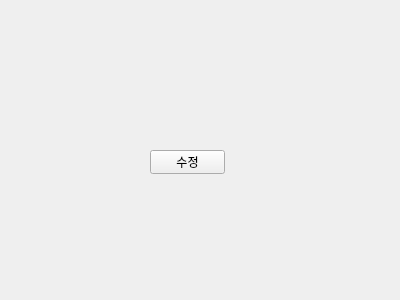
The window that Dentix/patientmodifyform.ui (sueun-jo/2ndmini_dentix) describes before a commit, drawn with Qt 5.
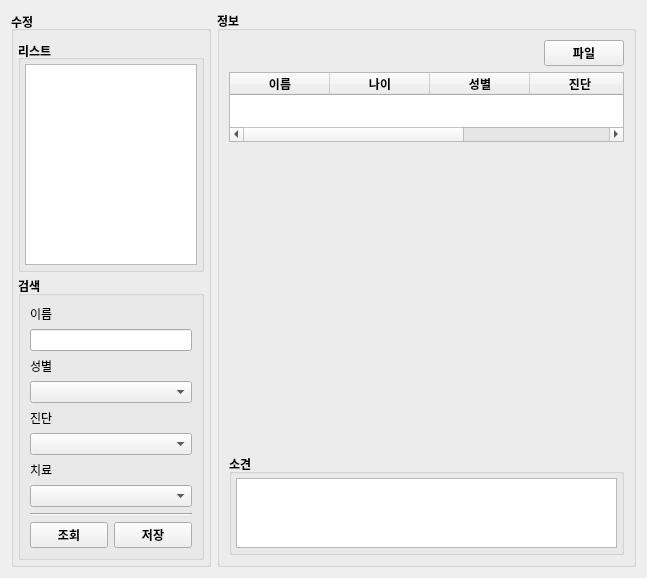
The same window after the commit.

What changed in the file:
```diff
--- a/Dentix/patientmodifyform.ui
+++ b/Dentix/patientmodifyform.ui
@@ -6,26 +6,319 @@
    <rect>
     <x>0</x>
     <y>0</y>
-    <width>400</width>
-    <height>300</height>
+    <width>647</width>
+    <height>473</height>
    </rect>
   </property>
   <property name="windowTitle">
    <string>Form</string>
   </property>
-  <widget class="QPushButton" name="pushButton">
-   <property name="geometry">
-    <rect>
-     <x>150</x>
-     <y>150</y>
-     <width>75</width>
-     <height>24</height>
-    </rect>
-   </property>
-   <property name="text">
-    <string>수정</string>
-   </property>
-  </widget>
+  <layout class="QHBoxLayout" name="horizontalLayout_2">
+   <item>
+    <layout class="QHBoxLayout" name="horizontalLayout">
+     <item>
+      <widget class="QGroupBox" name="groupBox">
+       <property name="maximumSize">
+        <size>
+         <width>200</width>
+         <height>16777215</height>
+        </size>
+       </property>
+       <property name="font">
+        <font>
+         <bold>true</bold>
+        </font>
+       </property>
+       <property name="title">
+        <string>수정</string>
+       </property>
+       <property name="alignment">
+        <set>Qt::AlignmentFlag::AlignLeading|Qt::AlignmentFlag::AlignLeft|Qt::AlignmentFlag::AlignVCenter</set>
+       </property>
+       <layout class="QVBoxLayout" name="verticalLayout_3">
+        <property name="spacing">
+         <number>4</number>
+        </property>
+        <property name="leftMargin">
+         <number>4</number>
+        </property>
+        <property name="rightMargin">
+         <number>4</number>
+        </property>
+        <property name="bottomMargin">
+         <number>4</number>
+        </property>
+        <item>
+         <widget class="QGroupBox" name="groupBox_3">
+          <property name="font">
+           <font>
+            <bold>true</bold>
+           </font>
+          </property>
+          <property name="title">
+           <string>리스트</string>
+          </property>
+          <property name="alignment">
+           <set>Qt::AlignmentFlag::AlignLeading|Qt::AlignmentFlag::AlignLeft|Qt::AlignmentFlag::AlignVCenter</set>
+          </property>
+          <property name="flat">
+           <bool>true</bool>
+          </property>
+          <property name="checkable">
+           <bool>false</bool>
+          </property>
+          <layout class="QVBoxLayout" name="verticalLayout_2">
+           <property name="spacing">
+            <number>5</number>
+           </property>
+           <property name="leftMargin">
+            <number>4</number>
+           </property>
+           <property name="topMargin">
+            <number>4</number>
+           </property>
+           <property name="rightMargin">
+            <number>4</number>
+           </property>
+           <property name="bottomMargin">
+            <number>4</number>
+           </property>
+           <item>
+            <widget class="QListView" name="listView">
+             <property name="font">
+              <font>
+               <bold>false</bold>
+              </font>
+             </property>
+            </widget>
+           </item>
+          </layout>
+         </widget>
+        </item>
+        <item>
+         <widget class="QGroupBox" name="groupBox_4">
+          <property name="font">
+           <font>
+            <bold>true</bold>
+           </font>
+          </property>
+          <property name="title">
+           <string>검색</string>
+          </property>
+          <property name="flat">
+           <bool>true</bool>
+          </property>
+          <layout class="QVBoxLayout" name="verticalLayout">
+           <item>
+            <widget class="QLabel" name="label">
+             <property name="font">
+              <font>
+               <bold>false</bold>
+              </font>
+             </property>
+             <property name="text">
+              <string>이름</string>
+             </property>
+            </widget>
+           </item>
+           <item>
+            <widget class="QLineEdit" name="lineEdit"/>
+           </item>
+           <item>
+            <widget class="QLabel" name="label_3">
+             <property name="font">
+              <font>
+               <bold>false</bold>
+              </font>
+             </property>
+             <property name="text">
+              <string>성별</string>
+             </property>
+            </widget>
+           </item>
+           <item>
+            <widget class="QComboBox" name="comboBox"/>
+           </item>
+           <item>
+            <widget class="QLabel" name="label_4">
+             <property name="font">
+              <font>
+               <bold>false</bold>
+              </font>
+             </property>
+             <property name="text">
+              <string>진단</string>
+             </property>
+            </widget>
+           </item>
+           <item>
+            <widget class="QComboBox" name="comboBox_2"/>
+           </item>
+           <item>
+            <widget class="QLabel" name="label_5">
+             <property name="font">
+              <font>
+               <bold>false</bold>
+              </font>
+             </property>
+             <property name="text">
+              <string>치료</string>
+             </property>
+            </widget>
+           </item>
+           <item>
+            <widget class="QComboBox" name="comboBox_3"/>
+           </item>
+           <item>
+            <widget class="Line" name="line">
+             <property name="orientation">
+              <enum>Qt::Orientation::Horizontal</enum>
+             </property>
+            </widget>
+           </item>
+           <item>
+            <layout class="QHBoxLayout" name="horizontalLayout_4">
+             <item>
+              <widget class="QPushButton" name="pushButton">
+               <property name="text">
+                <string>조회</string>
+               </property>
+              </widget>
+             </item>
+             <item>
+              <widget class="QPushButton" name="pushButton_3">
+               <property name="text">
+                <string>저장</string>
+               </property>
+              </widget>
+             </item>
+            </layout>
+           </item>
+          </layout>
+         </widget>
+        </item>
+       </layout>
+      </widget>
+     </item>
+     <item>
+      <widget class="QGroupBox" name="groupBox_2">
+       <property name="font">
+        <font>
+         <bold>true</bold>
+        </font>
+       </property>
+       <property name="title">
+        <string>정보</string>
+       </property>
+       <layout class="QVBoxLayout" name="verticalLayout_5">
+        <item>
+         <layout class="QHBoxLayout" name="horizontalLayout_3">
+          <item>
+           <spacer name="horizontalSpacer">
+            <property name="orientation">
+             <enum>Qt::Orientation::Horizontal</enum>
+            </property>
+            <property name="sizeHint" stdset="0">
+             <size>
+              <width>40</width>
+              <height>20</height>
+             </size>
+            </property>
+           </spacer>
+          </item>
+          <item>
+           <widget class="QPushButton" name="pushButton_2">
+            <property name="text">
+             <string>파일</string>
+            </property>
+           </widget>
+          </item>
+         </layout>
+        </item>
+        <item>
+         <widget class="QTableWidget" name="tableWidget">
+          <column>
+           <property name="text">
+            <string>이름</string>
+           </property>
+          </column>
+          <column>
+           <property name="text">
+            <string>나이</string>
+           </property>
+          </column>
+          <column>
+           <property name="text">
+            <string>성별</string>
+           </property>
+          </column>
+          <column>
+           <property name="text">
+            <string>진단</string>
+           </property>
+          </column>
+          <column>
+           <property name="text">
+            <string>치료</string>
+           </property>
+          </column>
+         </widget>
+        </item>
+        <item>
+         <widget class="QLabel" name="labelPicture">
+          <property name="minimumSize">
+           <size>
+            <width>0</width>
+            <height>300</height>
+           </size>
+          </property>
+          <property name="text">
+           <string/>
+          </property>
+          <property name="scaledContents">
+           <bool>true</bool>
+          </property>
+         </widget>
+        </item>
+        <item>
+         <widget class="QGroupBox" name="groupBox_5">
+          <property name="title">
+           <string>소견</string>
+          </property>
+          <layout class="QVBoxLayout" name="verticalLayout_4">
+           <property name="spacing">
+            <number>4</number>
+           </property>
+           <property name="leftMargin">
+            <number>4</number>
+           </property>
+           <property name="topMargin">
+            <number>4</number>
+           </property>
+           <property name="rightMargin">
+            <number>4</number>
+           </property>
+           <property name="bottomMargin">
+            <number>4</number>
+           </property>
+           <item>
+            <widget class="QTextEdit" name="textEdit">
+             <property name="font">
+              <font>
+               <bold>false</bold>
+              </font>
+             </property>
+            </widget>
+           </item>
+          </layout>
+         </widget>
+        </item>
+       </layout>
+      </widget>
+     </item>
+    </layout>
+   </item>
+  </layout>
  </widget>
  <resources/>
  <connections/>
```
